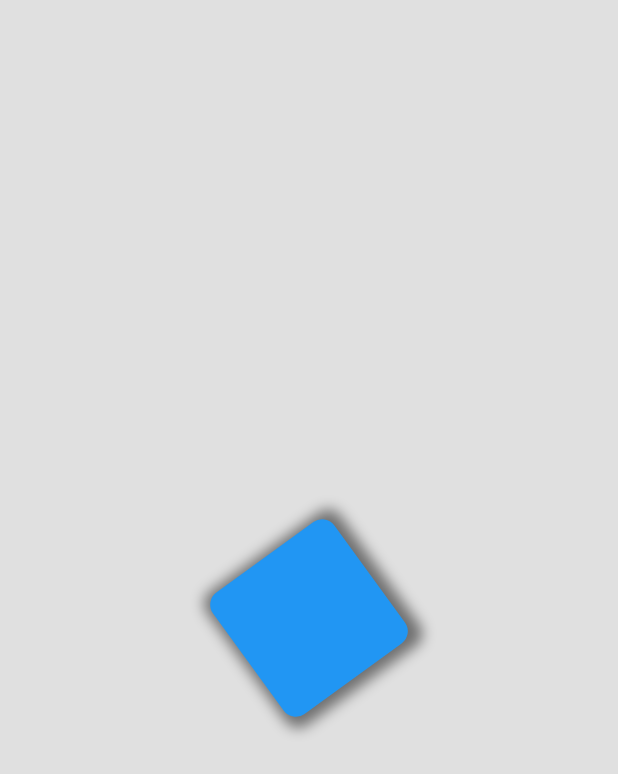
After one commit to mdshadatrahman/flutter-animation-101, a Flutter app: the screen it shows after launch, on a phone screen of 412 x 824 dp. The commit adds this screen. Shown: the top 774 px of the screen. Run offline on Flutter 3.47's test engine with Material 2 defaults, Android fonts, the phone set to English and light mode, and no system bars; our stand-ins replace flutter_hooks.

Commit message:
rotation with hooks!!!

```diff
--- a/lib/main.dart
+++ b/lib/main.dart
@@ -1,5 +1,6 @@
 import 'dart:math' show pi;
 import 'package:flutter/material.dart';
+import 'package:flutter_animation_101/main_with_hooks.dart';
 
 void main() {
   runApp(const MyApp());
@@ -16,7 +17,7 @@ class MyApp extends StatelessWidget {
       theme: ThemeData(
         primarySwatch: Colors.green,
       ),
-      home: const HomePage(),
+      home: const RotationWithHooks(),
     );
   }
 }
--- /dev/null
+++ b/lib/main_with_hooks.dart
@@ -0,0 +1,42 @@
+import 'dart:math' show pi;
+import 'package:flutter/material.dart';
+import 'package:flutter_hooks/flutter_hooks.dart';
+
+class RotationWithHooks extends HookWidget {
+  const RotationWithHooks({super.key});
+
+  @override
+  Widget build(BuildContext context) {
+    final controller = useAnimationController(duration: const Duration(seconds: 2))..repeat();
+    final animation = useAnimation(Tween(begin: 0.0, end: pi * 2).animate(controller));
+    return Scaffold(
+      backgroundColor: Colors.black12,
+      body: Center(
+        child: AnimatedBuilder(
+            animation: controller,
+            builder: (context, child) {
+              return Transform(
+                alignment: Alignment.center,
+                transform: Matrix4.identity()..rotateZ(animation),
+                child: Container(
+                  height: 100,
+                  width: 100,
+                  decoration: BoxDecoration(
+                    color: Colors.blue,
+                    borderRadius: BorderRadius.circular(10),
+                    boxShadow: [
+                      BoxShadow(
+                        blurRadius: 7,
+                        spreadRadius: 5,
+                        offset: const Offset(2, 2),
+                        color: Colors.black.withOpacity(0.5),
+                      )
+                    ],
+                  ),
+                ),
+              );
+            }),
+      ),
+    );
+  }
+}
--- a/pubspec.yaml
+++ b/pubspec.yaml
@@ -36,6 +36,7 @@ dependencies:
   # The following adds the Cupertino Icons font to your application.
   # Use with the CupertinoIcons class for iOS style icons.
   cupertino_icons: ^1.0.2
+  flutter_hooks: ^0.18.5+1
 
 dev_dependencies:
   flutter_test:
```
Also changed, not shown: pubspec.lock.
